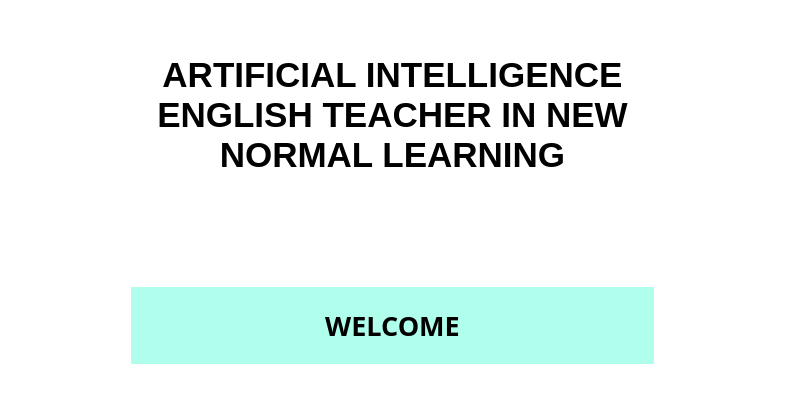
Before: the Qt Designer form welcome.ui in jshperalta/ai-englishTutor, drawn with Qt 5.
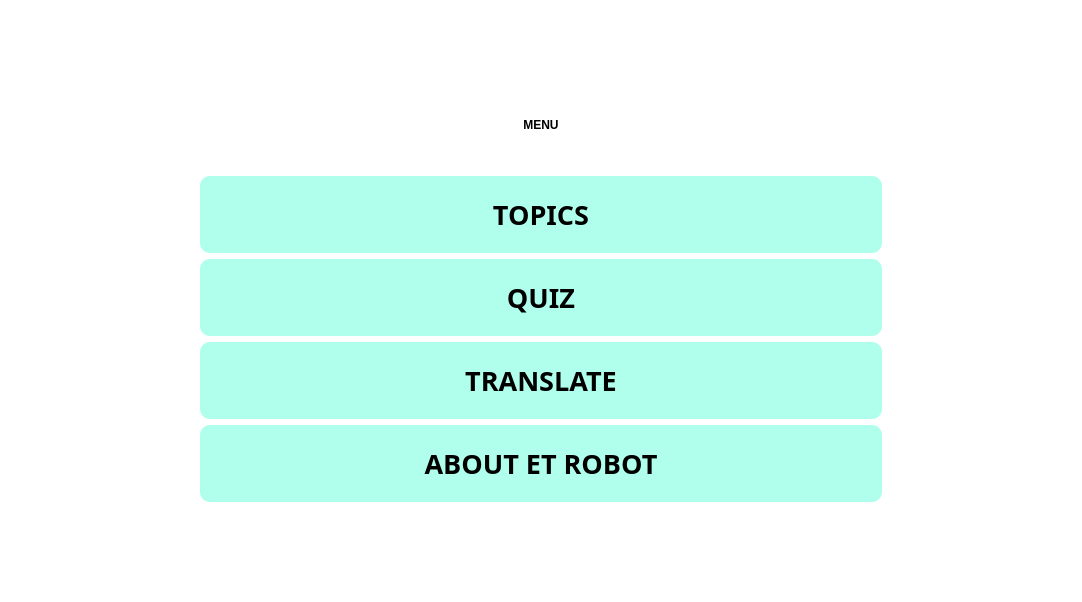
After: the same form once the commit is applied.

Commit message: added content scripts

```diff
--- a/welcome.ui
+++ b/welcome.ui
@@ -6,8 +6,8 @@
    <rect>
     <x>0</x>
     <y>0</y>
-    <width>785</width>
-    <height>415</height>
+    <width>1082</width>
+    <height>602</height>
    </rect>
   </property>
   <property name="windowTitle">
@@ -17,75 +17,57 @@
    <string notr="true">
 background-color: #fff;</string>
   </property>
-  <layout class="QHBoxLayout" name="horizontalLayout">
+  <layout class="QVBoxLayout" name="verticalLayout">
+   <property name="leftMargin">
+    <number>0</number>
+   </property>
+   <property name="topMargin">
+    <number>0</number>
+   </property>
+   <property name="rightMargin">
+    <number>0</number>
+   </property>
+   <property name="bottomMargin">
+    <number>0</number>
+   </property>
    <item>
     <widget class="QWidget" name="gridWidget" native="true">
-     <layout class="QGridLayout" name="gridlayout">
-      <property name="sizeConstraint">
-       <enum>QLayout::SetMaximumSize</enum>
-      </property>
+     <layout class="QGridLayout" name="gridLayout_2">
       <property name="leftMargin">
-       <number>20</number>
+       <number>200</number>
       </property>
       <property name="topMargin">
-       <number>20</number>
+       <number>100</number>
       </property>
       <property name="rightMargin">
-       <number>20</number>
+       <number>200</number>
       </property>
       <property name="bottomMargin">
-       <number>20</number>
+       <number>100</number>
       </property>
-      <item row="1" column="0">
-       <spacer name="verticalSpacer">
-        <property name="orientation">
-         <enum>Qt::Vertical</enum>
-        </property>
-        <property name="sizeHint" stdset="0">
-         <size>
-          <width>100</width>
-          <height>40</height>
-         </size>
-        </property>
-       </spacer>
-      </item>
-      <item row="1" column="2">
-       <spacer name="verticalSpacer_2">
-        <property name="orientation">
-         <enum>Qt::Vertical</enum>
-        </property>
-        <property name="sizeHint" stdset="0">
-         <size>
-          <width>100</width>
-          <height>40</height>
-         </size>
-        </property>
-       </spacer>
-      </item>
-      <item row="2" column="1">
-       <widget class="QPushButton" name="btn1">
-        <property name="font">
-         <font>
-          <family>Gilroy</family>
-          <pointsize>20</pointsize>
-          <weight>75</weight>
-          <bold>true</bold>
-         </font>
-        </property>
+      <item row="0" column="0">
+       <layout class="QVBoxLayout" name="verticalLayout_2">
+        <item>
+         <widget class="QLabel" name="Title">
         <property name="styleSheet">
-         <string notr="true">background-color: #AFFFEC;
-color: black; 
-font-family: 'Gilroy';
-font-weight: 600;
-border-radius: 99px;
-padding: 20px;</string>
+           <string notr="true">font: 87 32pt &quot;Gilroy&quot;;
+font-weight: 900;</string>
         </property>
         <property name="text">
-         <string>WELCOME</string>
+           <string>MENU</string>
+          </property>
+          <property name="alignment">
+           <set>Qt::AlignCenter</set>
+          </property>
+          <property name="wordWrap">
+           <bool>true</bool>
+          </property>
+          <property name="textInteractionFlags">
+           <set>Qt::LinksAccessibleByMouse</set>
         </property>
        </widget>
       </item>
-      <item row="0" column="1">
+        <item>
        <spacer name="horizontalSpacer">
         <property name="orientation">
          <enum>Qt::Horizontal</enum>
@@ -98,62 +80,140 @@
         </property>
        </spacer>
       </item>
-      <item row="3" column="1">
-       <spacer name="horizontalSpacer_2">
-        <property name="orientation">
-         <enum>Qt::Horizontal</enum>
-        </property>
-        <property name="sizeHint" stdset="0">
-         <size>
-          <width>40</width>
-          <height>20</height>
-         </size>
-        </property>
-       </spacer>
-      </item>
-      <item row="1" column="1">
-       <widget class="QTextBrowser" name="textBrowser">
-        <property name="sizePolicy">
-         <sizepolicy hsizetype="MinimumExpanding" vsizetype="MinimumExpanding">
-          <horstretch>0</horstretch>
-          <verstretch>0</verstretch>
-         </sizepolicy>
-        </property>
-        <property name="maximumSize">
-         <size>
-          <width>16777215</width>
-          <height>285</height>
-         </size>
-        </property>
-        <property name="tabletTracking">
+        <item>
+         <widget class="QPushButton" name="btnTopics">
+          <property name="font">
+           <font>
+            <family>Gilroy</family>
+            <pointsize>20</pointsize>
+            <weight>75</weight>
+            <bold>true</bold>
+           </font>
+          </property>
+          <property name="styleSheet">
+           <string notr="true">#btnTopics{
+	background-color: #AFFFEC;
+	color: black; 
+	font-family: 'Gilroy';
+	font-weight: 600;
+	border-radius: 10px;
+	padding: 20px;
+}</string>
+          </property>
+          <property name="text">
+           <string>TOPICS</string>
+          </property>
+          <property name="autoDefault">
+           <bool>true</bool>
+          </property>
+          <property name="default">
+           <bool>true</bool>
+          </property>
+          <property name="flat">
+           <bool>true</bool>
+          </property>
+         </widget>
+        </item>
+        <item>
+         <widget class="QPushButton" name="btnQuiz">
+          <property name="font">
+           <font>
+            <family>Gilroy</family>
+            <pointsize>20</pointsize>
+            <weight>75</weight>
+            <bold>true</bold>
+           </font>
+          </property>
+          <property name="styleSheet">
+           <string notr="true">background-color: #AFFFEC;
+	color: black; 
+	font-family: 'Gilroy';
+	font-weight: 600;
+	border-radius: 10px;
+	padding: 20px;
+</string>
+          </property>
+          <property name="text">
+           <string>QUIZ</string>
+          </property>
+          <property name="autoDefault">
          <bool>true</bool>
         </property>
-        <property name="contextMenuPolicy">
-         <enum>Qt::NoContextMenu</enum>
-        </property>
-        <property name="layoutDirection">
-         <enum>Qt::LeftToRight</enum>
-        </property>
+          <property name="default">
+           <bool>true</bool>
+          </property>
+          <property name="flat">
+           <bool>true</bool>
+          </property>
+         </widget>
+        </item>
+        <item>
+         <widget class="QPushButton" name="btnTranslate">
+          <property name="font">
+           <font>
+            <family>Gilroy</family>
+            <pointsize>20</pointsize>
+            <weight>75</weight>
+            <bold>true</bold>
+           </font>
+          </property>
         <property name="styleSheet">
-         <string notr="true">background-color: white; border: none; font-size:42px !important; display: flex; justify-content: center; align-items: center; height: 100%; width: 100%;</string>
-        </property>
-        <property name="inputMethodHints">
-         <set>Qt::ImhMultiLine</set>
-        </property>
-        <property name="readOnly">
+           <string notr="true">background-color: #AFFFEC;
+	color: black; 
+	font-family: 'Gilroy';
+	font-weight: 600;
+	border-radius: 10px;
+	padding: 20px;
+</string>
+          </property>
+          <property name="text">
+           <string>TRANSLATE</string>
+          </property>
+          <property name="autoDefault">
          <bool>true</bool>
         </property>
-        <property name="html">
-         <string>&lt;!DOCTYPE HTML PUBLIC &quot;-//W3C//DTD HTML 4.0//EN&quot; &quot;http://www.w3.org/TR/REC-html40/strict.dtd&quot;&gt;
-&lt;html&gt;&lt;head&gt;&lt;meta name=&quot;qrichtext&quot; content=&quot;1&quot; /&gt;&lt;style type=&quot;text/css&quot;&gt;
-p, li { white-space: pre-wrap; }
-&lt;/style&gt;&lt;/head&gt;&lt;body style=&quot; font-family:'MS Shell Dlg 2'; font-size:42px; font-weight:400; font-style:normal;&quot;&gt;
-&lt;p align=&quot;center&quot; style=&quot; margin-top:0px; margin-bottom:0px; margin-left:0px; margin-right:0px; -qt-block-indent:0; text-indent:0px;&quot;&gt;&lt;span style=&quot; font-family:'Gilroy'; font-size:26pt; font-weight:600;&quot;&gt;ARTIFICIAL INTELLIGENCE ENGLISH TEACHER IN NEW NORMAL LEARNING&lt;/span&gt;&lt;/p&gt;&lt;/body&gt;&lt;/html&gt;</string>
-        </property>
-        <property name="overwriteMode">
-         <bool>false</bool>
-        </property>
-       </widget>
+          <property name="default">
+           <bool>true</bool>
+          </property>
+          <property name="flat">
+           <bool>true</bool>
+          </property>
+         </widget>
+        </item>
+        <item>
+         <widget class="QPushButton" name="btnAbout">
+          <property name="font">
+           <font>
+            <family>Gilroy</family>
+            <pointsize>20</pointsize>
+            <weight>75</weight>
+            <bold>true</bold>
+           </font>
+          </property>
+          <property name="styleSheet">
+           <string notr="true">background-color: #AFFFEC;
+	color: black; 
+	font-family: 'Gilroy';
+	font-weight: 600;
+	border-radius: 10px;
+	padding: 20px;
+</string>
+          </property>
+          <property name="text">
+           <string>ABOUT ET ROBOT</string>
+          </property>
+          <property name="autoDefault">
+           <bool>true</bool>
+          </property>
+          <property name="default">
+           <bool>true</bool>
+          </property>
+          <property name="flat">
+           <bool>true</bool>
+          </property>
+         </widget>
+        </item>
+       </layout>
       </item>
      </layout>
     </widget>
```
Lines whose indentation alone changed are shown as unchanged. The commit also changes 5 other files.
